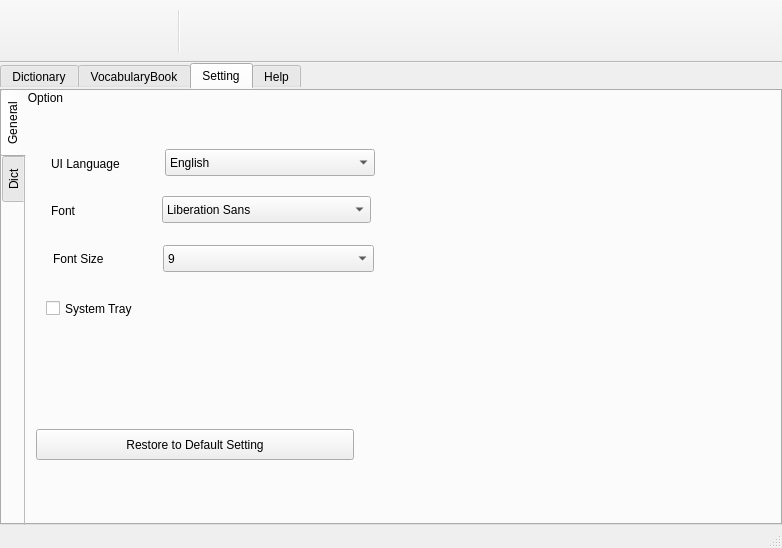
Old version of the form src/gui/qt/mainwindow.ui in the repository kartorz/AlphaDict.
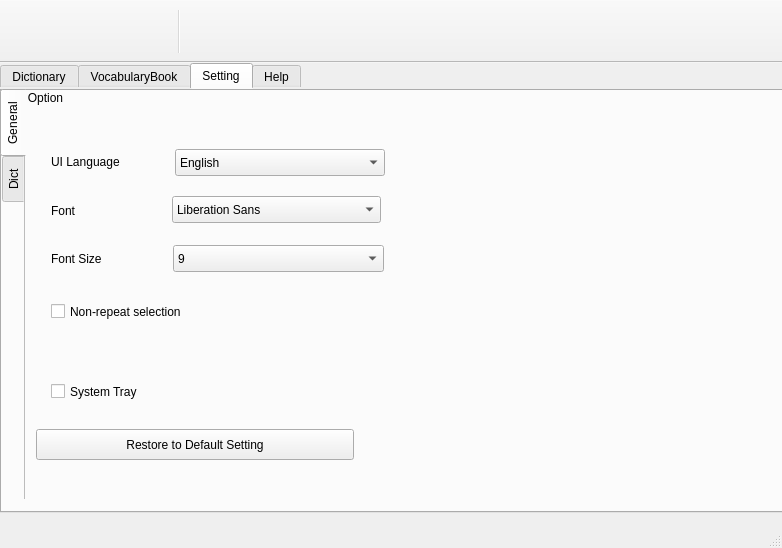
New version of the form. The open tabs and pages were chosen to show the change. Icons and pictures are not drawn.

Commit message: Add 'Non Repeate Selection' for emacs.

The edit to the form file:
```diff
--- a/src/gui/qt/mainwindow.ui
+++ b/src/gui/qt/mainwindow.ui
@@ -59,8 +59,8 @@
      <rect>
       <x>0</x>
       <y>0</y>
-      <width>782</width>
-      <height>462</height>
+      <width>787</width>
+      <height>450</height>
      </rect>
     </property>
     <property name="sizePolicy">
@@ -793,8 +793,8 @@
        <rect>
         <x>0</x>
         <y>0</y>
-        <width>732</width>
-        <height>436</height>
+        <width>777</width>
+        <height>410</height>
        </rect>
       </property>
       <property name="focusPolicy">
@@ -836,8 +836,8 @@
          <rect>
           <x>0</x>
           <y>0</y>
-          <width>355</width>
-          <height>430</height>
+          <width>380</width>
+          <height>406</height>
          </rect>
         </property>
         <property name="toolTip">
@@ -856,9 +856,9 @@
          <property name="geometry">
           <rect>
            <x>25</x>
-           <y>66</y>
-           <width>109</width>
-           <height>17</height>
+           <y>60</y>
+           <width>118</width>
+           <height>26</height>
           </rect>
          </property>
          <property name="text">
@@ -868,7 +868,7 @@
         <widget class="QComboBox" name="uilanComboBox">
          <property name="geometry">
           <rect>
-           <x>139</x>
+           <x>149</x>
            <y>60</y>
            <width>210</width>
            <height>27</height>
@@ -891,7 +891,7 @@
         <widget class="QLabel" name="fontSizeLabel">
          <property name="geometry">
           <rect>
-           <x>27</x>
+           <x>25</x>
            <y>161</y>
            <width>102</width>
            <height>17</height>
@@ -904,7 +904,7 @@
         <widget class="QComboBox" name="fontsizeComboBox">
          <property name="geometry">
           <rect>
-           <x>137</x>
+           <x>147</x>
            <y>156</y>
            <width>211</width>
            <height>27</height>
@@ -945,8 +945,8 @@
         <widget class="QCheckBox" name="systemTrayCheckBox">
          <property name="geometry">
           <rect>
-           <x>20</x>
-           <y>207</y>
+           <x>25</x>
+           <y>290</y>
            <width>157</width>
            <height>25</height>
           </rect>
@@ -967,7 +967,7 @@
          </property>
          <property name="geometry">
           <rect>
-           <x>136</x>
+           <x>146</x>
            <y>107</y>
            <width>209</width>
            <height>27</height>
@@ -996,6 +996,28 @@
           <string>Restore to Default Setting</string>
          </property>
         </widget>
+        <widget class="QCheckBox" name="nonRepeatSelectionCheckBox">
+         <property name="geometry">
+          <rect>
+           <x>25</x>
+           <y>210</y>
+           <width>222</width>
+           <height>25</height>
+          </rect>
+         </property>
+         <property name="toolTip">
+          <string>&lt;html&gt;&lt;head/&gt;&lt;body&gt;&lt;p&gt;After double click selection on &lt;span style=&quot; color:#0000ff;&quot;&gt;Emacs,&lt;/span&gt; left click will do the selection again,&lt;span style=&quot; color:#0000ff;&quot;/&gt;&lt;span style=&quot; color:#ff0000;&quot;&gt;turn on&lt;/span&gt; this switch can prevent this situation。&lt;/p&gt;&lt;/body&gt;&lt;/html&gt;</string>
+         </property>
+         <property name="layoutDirection">
+          <enum>Qt::LeftToRight</enum>
+         </property>
+         <property name="text">
+          <string>Non-repeat selection</string>
+         </property>
+         <property name="tristate">
+          <bool>false</bool>
+         </property>
+        </widget>
        </widget>
       </widget>
       <widget class="QWidget" name="tab_2">
```
Left out of the diff: 32 changed lines with no effect on the pictures. The commit also changes 8 other files.
